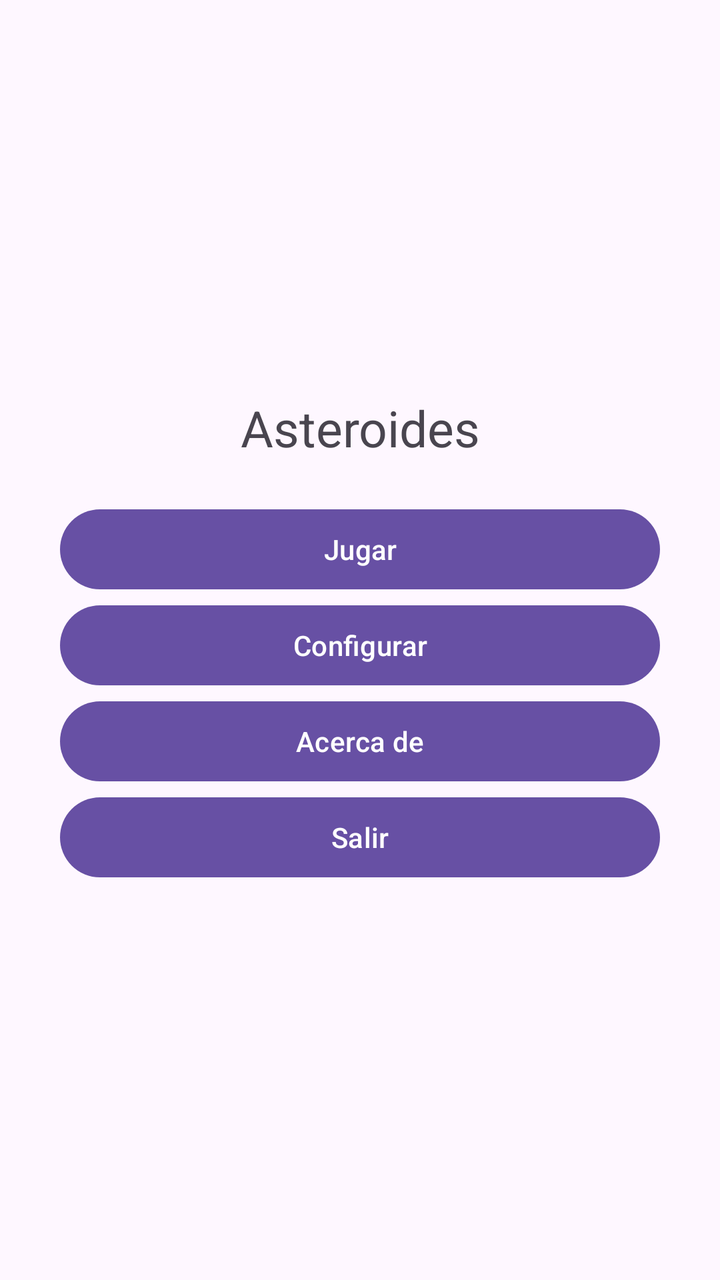
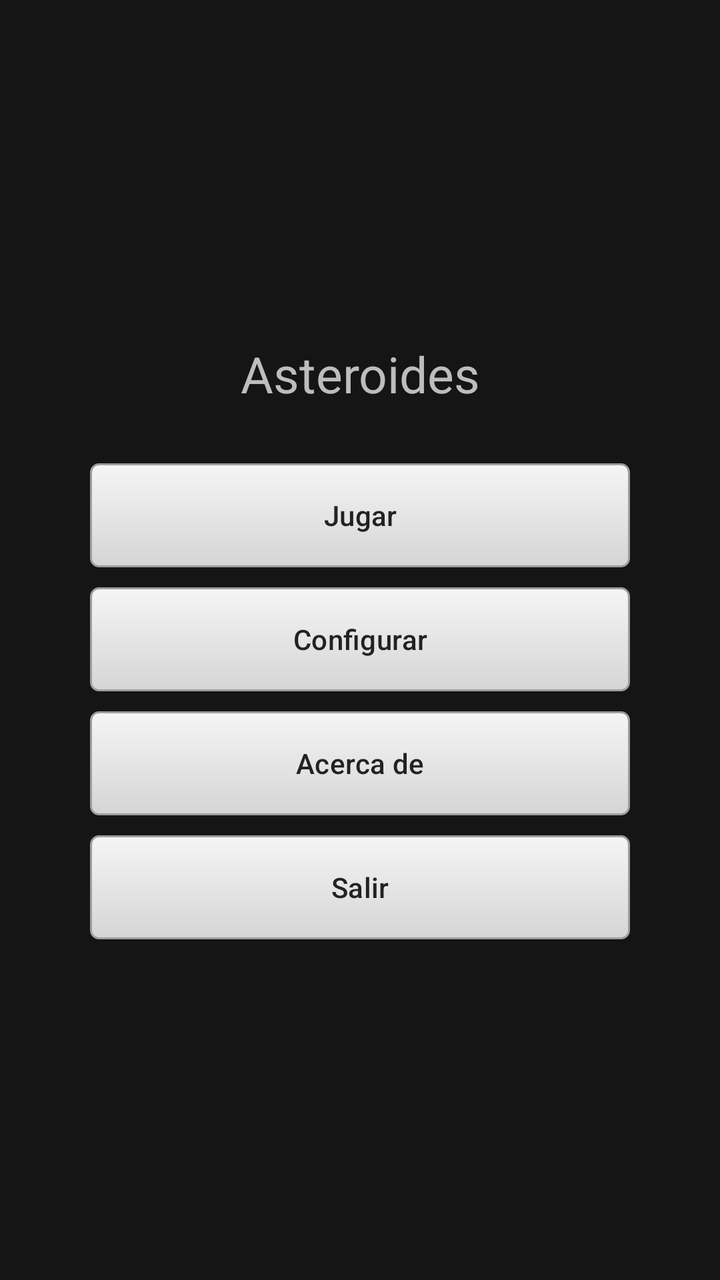

Two renders of the same Android screen: before a commit and after it. Below are the layout's source before the change and the commit's diff.
<!-- AndroidManifest.xml: application theme Theme.Asteroideak -->
<!-- res/layout/main.xml -->
<?xml version="1.0" encoding="utf-8"?>
<LinearLayout xmlns:android="http://schemas.android.com/apk/res/android"
    xmlns:tools="http://schemas.android.com/tools"
    android:id="@+id/main"
    android:layout_width="match_parent"
    android:layout_height="match_parent"
    android:orientation="vertical"
    android:gravity="center"
    android:padding="30dp"
    tools:context=".Localizazioa">

    <TextView
        android:layout_width="match_parent"
        android:layout_height="wrap_content"
        android:text="@string/titulo_aplicacion"
        android:gravity="center"
        android:textSize="25sp"
        android:layout_marginBottom="20dp" />

    <Button
        android:id="@+id/Button01"
        android:layout_width="match_parent"
        android:layout_height="wrap_content"
        android:text="@string/arrancar" />

    <Button
        android:id="@+id/Button02"
        android:layout_width="match_parent"
        android:layout_height="wrap_content"
        android:text="@string/configurar" />

    <Button
        android:id="@+id/Button03"
        android:layout_width="match_parent"
        android:layout_height="wrap_content"
        android:text="@string/acercade" />

    <Button
        android:id="@+id/Button04"
        android:layout_width="match_parent"
        android:layout_height="wrap_content"
        android:text="@string/salir" />

</LinearLayout>
<!-- resources referenced by this layout -->
<resources>
  <string name="acercade">Acerca de</string>
  <string name="arrancar">Jugar</string>
  <string name="configurar">Configurar</string>
  <string name="salir">Salir</string>
  <string name="titulo_aplicacion">Asteroides</string>
  <style name="Theme.Asteroideak" parent="Base.Theme.Asteroideak" />
  <style name="Base.Theme.Asteroideak" parent="Theme.Material3.DayNight.NoActionBar">
          
          
      </style>
</resources>

<!-- the commit's change to res/layout/main.xml (unified diff, before → after) -->
@@ -1,44 +1,73 @@
 <?xml version="1.0" encoding="utf-8"?>
 <LinearLayout xmlns:android="http://schemas.android.com/apk/res/android"
+    xmlns:app="http://schemas.android.com/apk/res-auto"
     xmlns:tools="http://schemas.android.com/tools"
     android:id="@+id/main"
     android:layout_width="match_parent"
     android:layout_height="match_parent"
     android:orientation="vertical"
     android:gravity="center"
-    android:padding="30dp"
+    android:background="#151515"
     tools:context=".Localizazioa">
 
     <TextView
         android:layout_width="match_parent"
         android:layout_height="wrap_content"
         android:text="@string/titulo_aplicacion"
+        android:textColor="#BDBDBD"
         android:gravity="center"
         android:textSize="25sp"
-        android:layout_marginBottom="20dp" />
+        android:layout_marginBottom="28dp" />
 
     <Button
         android:id="@+id/Button01"
         android:layout_width="match_parent"
-        android:layout_height="wrap_content"
-        android:text="@string/arrancar" />
+        android:layout_height="52dp"
+        android:layout_marginStart="45dp"
+        android:layout_marginEnd="45dp"
+        android:layout_marginBottom="10dp"
+        android:text="@string/arrancar"
+        android:textColor="#222222"
+        android:background="@drawable/botoi_klasikoa"
+        android:backgroundTint="@null"
+        app:backgroundTint="@null" />
 
     <Button
         android:id="@+id/Button02"
         android:layout_width="match_parent"
-        android:layout_height="wrap_content"
-        android:text="@string/configurar" />
+        android:layout_height="52dp"
+        android:layout_marginStart="45dp"
+        android:layout_marginEnd="45dp"
+        android:layout_marginBottom="10dp"
+        android:text="@string/configurar"
+        android:textColor="#222222"
+        android:background="@drawable/botoi_klasikoa"
+        android:backgroundTint="@null"
+        app:backgroundTint="@null" />
 
     <Button
         android:id="@+id/Button03"
         android:layout_width="match_parent"
-        android:layout_height="wrap_content"
-        android:text="@string/acercade" />
+        android:layout_height="52dp"
+        android:layout_marginStart="45dp"
+        android:layout_marginEnd="45dp"
+        android:layout_marginBottom="10dp"
+        android:text="@string/acercade"
+        android:textColor="#222222"
+        android:background="@drawable/botoi_klasikoa"
+        android:backgroundTint="@null"
+        app:backgroundTint="@null" />
 
     <Button
         android:id="@+id/Button04"
         android:layout_width="match_parent"
-        android:layout_height="wrap_content"
-        android:text="@string/salir" />
+        android:layout_height="52dp"
+        android:layout_marginStart="45dp"
+        android:layout_marginEnd="45dp"
+        android:text="@string/salir"
+        android:textColor="#222222"
+        android:background="@drawable/botoi_klasikoa"
+        android:backgroundTint="@null"
+        app:backgroundTint="@null" />
 
 </LinearLayout>
<!-- resource entries referenced after the edit -->
@@ -1,5 +1,22 @@
 <!-- resources referenced by this layout -->
 <resources>
+  <!-- drawable botoi_klasikoa (drawable) -->
+  <?xml version="1.0" encoding="utf-8"?>
+  <shape xmlns:android="http://schemas.android.com/apk/res/android"
+      android:shape="rectangle">
+  
+      <gradient
+          android:startColor="#F5F5F5"
+          android:endColor="#D5D5D5"
+          android:angle="270" />
+  
+      <stroke
+          android:width="1dp"
+          android:color="#9E9E9E" />
+  
+      <corners android:radius="4dp" />
+  
+  </shape>
   <string name="acercade">Acerca de</string>
   <string name="arrancar">Jugar</string>
   <string name="configurar">Configurar</string>
